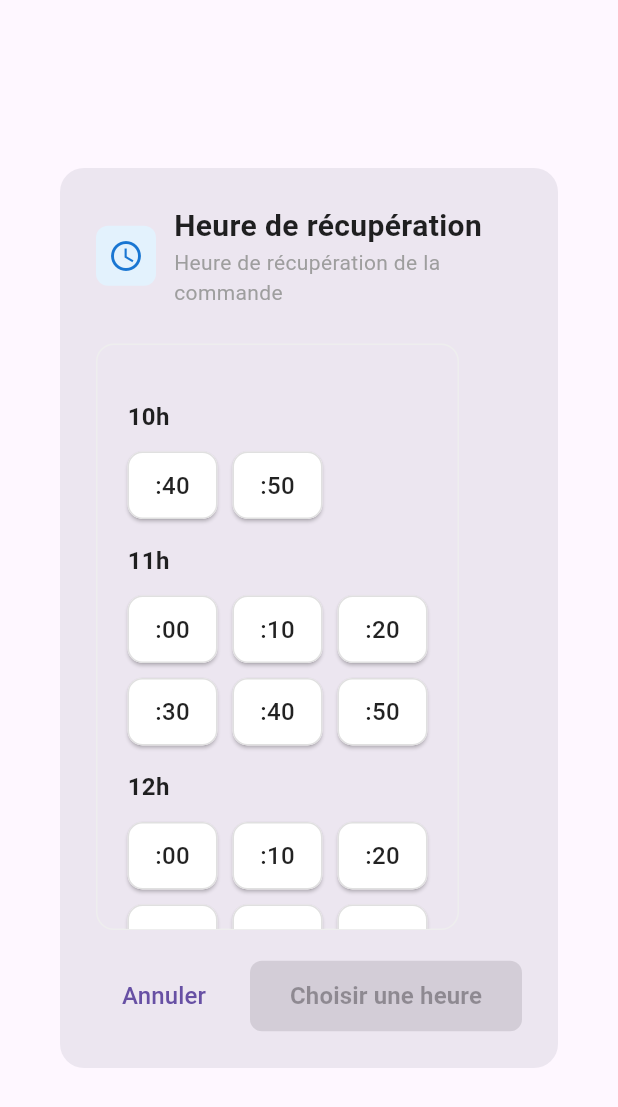
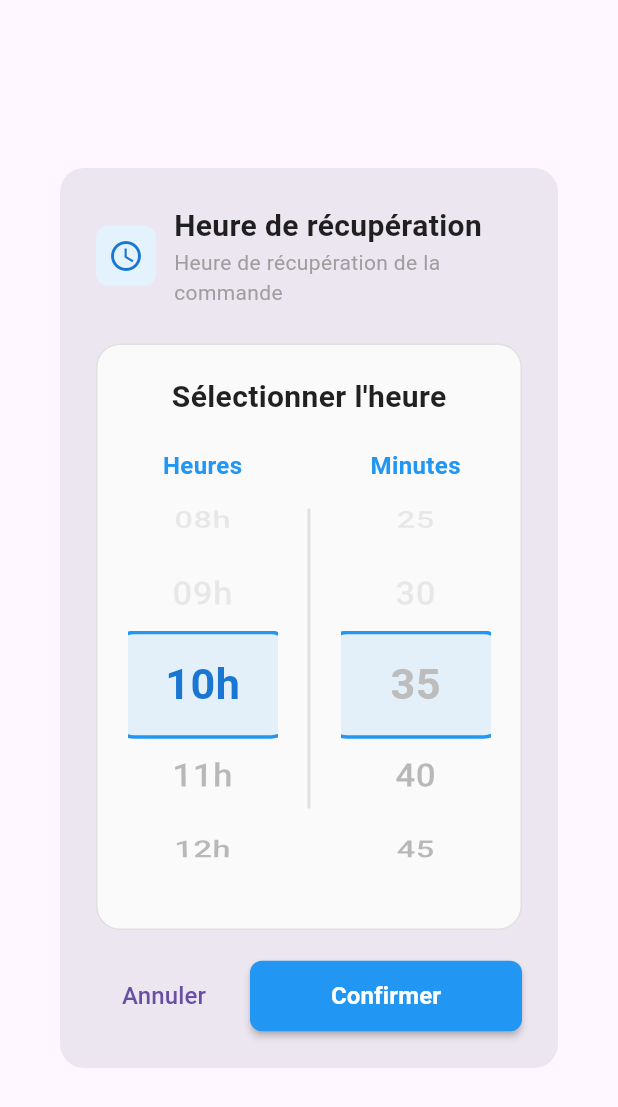
Before and after one commit to lux228/TurboPizza, a Flutter app: the PickupTimeDialog widget shown alone on an empty page, opened directly, on a phone screen of 412 x 824 dp. Shown: the top 1107 px of the screen. Run offline on Flutter 3.47's test engine with Material 3 defaults, Android fonts, the phone set to English and light mode, and no system bars; our stand-ins replace shared_preferences; accounts and stored records are empty.

Commit message:
feat: cadrans tactiles + boutons agrandis
- Sélecteur horaire avec défilement tactile
- Boutons commandes en attente plus grands

```diff
--- a/lib/widgets/order_status_card.dart
+++ b/lib/widgets/order_status_card.dart
@@ -39,14 +39,14 @@
             ),
           ),
           child: Padding(
-            padding: const EdgeInsets.all(8.0),
+            padding: const EdgeInsets.all(12.0),
             child: Column(
               crossAxisAlignment: CrossAxisAlignment.start,
               children: [
                 _buildOrderHeader(),
-                const SizedBox(height: 4),
+                const SizedBox(height: 6),
                 _buildOrderItems(),
-                const SizedBox(height: 8),
+                const SizedBox(height: 12),
                 _buildActionButtons(),
               ],
             ),
@@ -137,7 +137,7 @@
             ),
           ),
         if (onValidate != null && (onEdit != null || onCancel != null))
-          const SizedBox(width: 4),
+          const SizedBox(width: 8),
         if (onEdit != null)
           Expanded(
             child: _buildActionButton(
@@ -149,7 +149,7 @@
             ),
           ),
         if (onEdit != null && onCancel != null)
-          const SizedBox(width: 4),
+          const SizedBox(width: 8),
         if (onCancel != null)
           Expanded(
             child: _buildActionButton(
@@ -173,12 +173,13 @@
   }) {
     return ElevatedButton.icon(
       onPressed: onPressed,
-      icon: Icon(icon, size: 16),
-      label: Text(label, style: const TextStyle(fontSize: AppConstants.captionFontSize)),
+      icon: Icon(icon, size: 20),
+      label: Text(label, style: const TextStyle(fontSize: AppConstants.bodyFontSize)),
       style: ElevatedButton.styleFrom(
         backgroundColor: backgroundColor,
         foregroundColor: foregroundColor,
-        minimumSize: const Size(0, 32),
+        minimumSize: const Size(0, 44),
+        padding: const EdgeInsets.symmetric(horizontal: 12, vertical: 8),
       ),
     );
   }
--- a/lib/widgets/pickup_time_dialog.dart
+++ b/lib/widgets/pickup_time_dialog.dart
@@ -9,15 +9,71 @@
 }
 
 class _PickupTimeDialogState extends State<PickupTimeDialog> {
+  late FixedExtentScrollController _hourController;
+  late FixedExtentScrollController _minuteController;
+  late int selectedHour;
+  late int selectedMinute;
   String? selectedTime;
 
   @override
+  void initState() {
+    super.initState();
+    // Initialiser avec l'heure actuelle + 5 minutes minimum
+    DateTime now = DateTime.now();
+    DateTime futureTime = now.add(const Duration(minutes: 5));
+    selectedHour = futureTime.hour;
+    selectedMinute = futureTime.minute;
+    // Arrondir les minutes au multiple de 5 suivant
+    selectedMinute = ((selectedMinute / 5).ceil() * 5) % 60;
+    if (selectedMinute == 0) {
+      selectedMinute = 0;
+      selectedHour = (selectedHour + 1) % 24;
+    }
+    // S'assurer qu'on ne dépasse pas minuit
+    if (selectedHour >= 24) {
+      selectedHour = 23;
+      selectedMinute = 55;
+    }
+
+    // Initialiser les contrôleurs de défilement
+    _hourController = FixedExtentScrollController(initialItem: selectedHour);
+    _minuteController = FixedExtentScrollController(initialItem: selectedMinute ~/ 5);
+
+    _updateSelectedTime();
+  }
+
+  @override
+  void dispose() {
+    _hourController.dispose();
+    _minuteController.dispose();
+    super.dispose();
+  }
+
+  void _updateSelectedTime() {
+    selectedTime = '${selectedHour.toString().padLeft(2, '0')}:${selectedMinute.toString().padLeft(2, '0')}';
+  }
+
+  void _validateTimeSelection() {
+    DateTime now = DateTime.now();
+    // Si on sélectionne l'heure actuelle, s'assurer que les minutes sont dans le futur
+    if (selectedHour == now.hour) {
+      int minMinute = ((now.minute + 5) / 5).ceil() * 5;
+      if (minMinute >= 60) {
+        // Si on dépasse 60 minutes, passer à l'heure suivante
+        selectedHour = (selectedHour + 1) % 24;
+        selectedMinute = 0;
+        // Mettre à jour les contrôleurs
+        _hourController.animateToItem(selectedHour, duration: const Duration(milliseconds: 300), curve: Curves.easeInOut);
+        _minuteController.animateToItem(0, duration: const Duration(milliseconds: 300), curve: Curves.easeInOut);
+      } else if (selectedMinute < minMinute) {
+        selectedMinute = minMinute;
+        _minuteController.animateToItem(selectedMinute ~/ 5, duration: const Duration(milliseconds: 300), curve: Curves.easeInOut);
+      }
+    }
+  }
+
+  @override
   Widget build(BuildContext context) {
-    DateTime now = DateTime.now();
-
-    // Générer les créneaux de maintenant jusqu'à 22h
-    Map<String, List<String>> timeSlotsByHour = _generateTimeSlots(now);
-
     return Dialog(
       shape: RoundedRectangleBorder(borderRadius: BorderRadius.circular(16)),
       child: Container(
@@ -70,119 +126,194 @@
 
             const SizedBox(height: 24),
 
-            // Créneaux horaires
+            // Cadran tactile centré
             Expanded(
               child: Container(
                 decoration: BoxDecoration(
-                  border: Border.all(color: Colors.grey[200]!),
-                  borderRadius: BorderRadius.circular(12),
+                  border: Border.all(color: Colors.grey[300]!),
+                  borderRadius: BorderRadius.circular(16),
+                  color: Colors.grey[50],
                 ),
-                child: SingleChildScrollView(
                 padding: const EdgeInsets.all(20),
                 child: Column(
-                    crossAxisAlignment: CrossAxisAlignment.start,
-                    children: timeSlotsByHour.entries.map((entry) {
-                      String hour = entry.key;
-                      List<String> slots = entry.value;
-
-                      return Column(
-                        crossAxisAlignment: CrossAxisAlignment.start,
                   children: [
-                          Padding(
-                            padding: const EdgeInsets.only(bottom: 12, top: 16),
-                            child: Text(
-                              hour,
-                              style: const TextStyle(
-                                fontSize: 16,
+                    // Titre du cadran
+                    const Text(
+                      'Sélectionner l\'heure',
+                      style: TextStyle(
+                        fontSize: 20,
                         fontWeight: FontWeight.bold,
                         color: Colors.black87,
                       ),
                     ),
+                    const SizedBox(height: 20),
+
+                    // Cadrans tactiles côte à côte
+                    Expanded(
+                      child: Row(
+                        children: [
+                          // Cadran des heures
+                          Expanded(
+                            child: Column(
+                              children: [
+                                const Text(
+                                  'Heures',
+                                  style: TextStyle(
+                                    fontSize: 16,
+                                    fontWeight: FontWeight.w600,
+                                    color: Colors.blue,
                                   ),
-                          Wrap(
-                            spacing: 10,
-                            runSpacing: 10,
-                            children: slots.map((timeSlot) {
-                              bool isSelected = selectedTime == timeSlot;
-                              String minutePart = timeSlot.split(':')[1];
-
-                              return Material(
-                                elevation: isSelected ? 3 : 1,
-                                borderRadius: BorderRadius.circular(10),
-                                child: InkWell(
-                                  borderRadius: BorderRadius.circular(10),
-                                  onTap: () {
+                                ),
+                                const SizedBox(height: 12),
+                                Expanded(
+                                  child: ListWheelScrollView.useDelegate(
+                                    controller: _hourController,
+                                    itemExtent: 60,
+                                    physics: const FixedExtentScrollPhysics(),
+                                    overAndUnderCenterOpacity: 0.3,
+                                    magnification: 1.2,
+                                    useMagnifier: true,
+                                    onSelectedItemChanged: (index) {
                                       setState(() {
-                                      selectedTime = timeSlot;
+                                        selectedHour = index;
+                                        _validateTimeSelection();
+                                        _updateSelectedTime();
                                       });
                                     },
-                                  child: Container(
-                                    width: 60,
-                                    height: 45,
+                                    childDelegate: ListWheelChildBuilderDelegate(
+                                      builder: (context, index) {
+                                        if (index < 0 || index >= 24) return null;
+
+                                        DateTime now = DateTime.now();
+                                        bool isDisabled = _isHourDisabled(index, now);
+                                        bool isSelected = selectedHour == index;
+
+                                        return Container(
                                           decoration: BoxDecoration(
-                                      borderRadius: BorderRadius.circular(10),
-                                      border: Border.all(
-                                        color: isSelected ? Colors.blue : Colors.grey[300]!,
-                                        width: isSelected ? 2 : 1,
-                                      ),
-                                      color: isSelected ? Colors.blue[50] : Colors.white,
+                                            color: isSelected
+                                              ? Colors.blue.withValues(alpha: 0.1)
+                                              : Colors.transparent,
+                                            borderRadius: BorderRadius.circular(12),
+                                            border: isSelected
+                                              ? Border.all(color: Colors.blue, width: 2)
+                                              : null,
                                           ),
                                           child: Center(
                                             child: Text(
-                                        ':$minutePart',
+                                              '${index.toString().padLeft(2, '0')}h',
                                               style: TextStyle(
-                                          fontSize: 16,
-                                          fontWeight: isSelected ? FontWeight.bold : FontWeight.w500,
-                                          color: isSelected ? Colors.blue[800] : Colors.black87,
-                                        ),
-                                      ),
+                                                fontSize: 24,
+                                                fontWeight: isSelected
+                                                  ? FontWeight.bold
+                                                  : FontWeight.w500,
+                                                color: isDisabled
+                                                  ? Colors.grey[400]
+                                                  : isSelected
+                                                    ? Colors.blue[700]
+                                                    : Colors.black87,
                                               ),
                                             ),
                                           ),
                                         );
-                            }).toList(),
+                                      },
+                                      childCount: 24,
+                                    ),
+                                  ),
                                 ),
                               ],
+                            ),
+                          ),
+
+                          // Séparateur
+                          Container(
+                            width: 2,
+                            height: 200,
+                            color: Colors.grey[300],
+                            margin: const EdgeInsets.symmetric(horizontal: 20),
+                          ),
+
+                          // Cadran des minutes
+                          Expanded(
+                            child: Column(
+                              children: [
+                                const Text(
+                                  'Minutes',
+                                  style: TextStyle(
+                                    fontSize: 16,
+                                    fontWeight: FontWeight.w600,
+                                    color: Colors.blue,
+                                  ),
+                                ),
+                                const SizedBox(height: 12),
+                                Expanded(
+                                  child: ListWheelScrollView.useDelegate(
+                                    controller: _minuteController,
+                                    itemExtent: 60,
+                                    physics: const FixedExtentScrollPhysics(),
+                                    overAndUnderCenterOpacity: 0.3,
+                                    magnification: 1.2,
+                                    useMagnifier: true,
+                                    onSelectedItemChanged: (index) {
+                                      setState(() {
+                                        selectedMinute = index * 5;
+                                        _updateSelectedTime();
+                                      });
+                                    },
+                                    childDelegate: ListWheelChildBuilderDelegate(
+                                      builder: (context, index) {
+                                        if (index < 0 || index >= 12) return null;
+
+                                        int minute = index * 5;
+                                        DateTime now = DateTime.now();
+                                        bool isDisabled = _isMinuteDisabled(minute, now);
+                                        bool isSelected = selectedMinute == minute;
+
+                                        return Container(
+                                          decoration: BoxDecoration(
+                                            color: isSelected
+                                              ? Colors.blue.withValues(alpha: 0.1)
+                                              : Colors.transparent,
+                                            borderRadius: BorderRadius.circular(12),
+                                            border: isSelected
+                                              ? Border.all(color: Colors.blue, width: 2)
+                                              : null,
+                                          ),
+                                          child: Center(
+                                            child: Text(
+                                              minute.toString().padLeft(2, '0'),
+                                              style: TextStyle(
+                                                fontSize: 24,
+                                                fontWeight: isSelected
+                                                  ? FontWeight.bold
+                                                  : FontWeight.w500,
+                                                color: isDisabled
+                                                  ? Colors.grey[400]
+                                                  : isSelected
+                                                    ? Colors.blue[700]
+                                                    : Colors.black87,
+                                              ),
+                                            ),
+                                          ),
                                         );
-                    }).toList(),
+                                      },
+                                      childCount: 12,
                                     ),
+                                  ),
+                                ),
+                              ],
+                            ),
+                          ),
+                        ],
+                      ),
+                    ),
+
+                    const SizedBox(height: 20),
+                  ],
                 ),
               ),
             ),
 
             const SizedBox(height: 20),
-
-            // Confirmation
-            if (selectedTime != null) ...[
-              Container(
-                width: double.infinity,
-                padding: const EdgeInsets.all(16),
-                decoration: BoxDecoration(
-                  color: Colors.green[50],
-                  borderRadius: BorderRadius.circular(12),
-                  border: Border.all(color: Colors.green[200]!),
-                ),
-                child: Row(
-                  children: [
-                    Icon(
-                      Icons.check_circle,
-                      color: Colors.green[600],
-                      size: 20,
-                    ),
-                    const SizedBox(width: 8),
-                    Text(
-                      'Récupération prévue à $selectedTime',
-                      style: TextStyle(
-                        fontSize: 14,
-                        fontWeight: FontWeight.w600,
-                        color: Colors.green[800],
-                      ),
-                    ),
-                  ],
-                ),
-              ),
-              const SizedBox(height: 16),
-            ],
 
             // Boutons d'action
             Row(
@@ -232,44 +363,16 @@
     );
   }
 
-  // Génère les créneaux de la prochaine dizaine jusqu'à 22h
-  Map<String, List<String>> _generateTimeSlots(DateTime now) {
-    Map<String, List<String>> slots = {};
-
-    // Calculer le point de départ : prochaine dizaine
-    int startHour = now.hour;
-    int startMinute = ((now.minute ~/ 10) + 1) * 10;
-
-    // Si on dépasse 50 minutes, passer à l'heure suivante
-    if (startMinute >= 60) {
-      startHour = (startHour + 1) % 24;
-      startMinute = 0;
+  bool _isHourDisabled(int hour, DateTime now) {
+    // Désactiver les heures passées
+    if (hour < now.hour) return true;
+    // Les heures sont disponibles jusqu'à 23h (ne pas dépasser la journée)
+    return false;
   }
 
-    // Générer jusqu'à 22h (ou jusqu'à la fin de la journée si après 22h)
-    int endHour = 22;
-    if (startHour > 22) {
-      return slots; // Pas de créneaux disponibles après 22h
-    }
-
-    for (int hour = startHour; hour <= endHour; hour++) {
-      List<String> slotsForHour = [];
-      for (int minute in [0, 10, 20, 30, 40, 50]) {
-        DateTime slotDateTime = DateTime(now.year, now.month, now.day, hour, minute);
-
-        // Pour la première heure, ne prendre que les créneaux >= startMinute
-        if (hour == startHour && minute < startMinute) continue;
-
-        // Vérifier que le créneau est dans le futur (au moins 5 min d'avance)
-        if (slotDateTime.isAfter(now.add(const Duration(minutes: 5)))) {
-          slotsForHour.add('${hour.toString().padLeft(2, '0')}:${minute.toString().padLeft(2, '0')}');
+  bool _isMinuteDisabled(int minute, DateTime now) {
+    // Si on est à l'heure actuelle, désactiver les minutes passées + 5 minutes de marge
+    if (selectedHour == now.hour && minute <= (now.minute + 5)) return true;
+    return false;
   }
 }
-      if (slotsForHour.isNotEmpty) {
-        slots['${hour.toString().padLeft(2, '0')}h'] = slotsForHour;
-      }
-    }
-
-    return slots;
-  }
-}
```
Also changed, not shown: pubspec.lock. Lines whose indentation alone changed are shown as unchanged.
